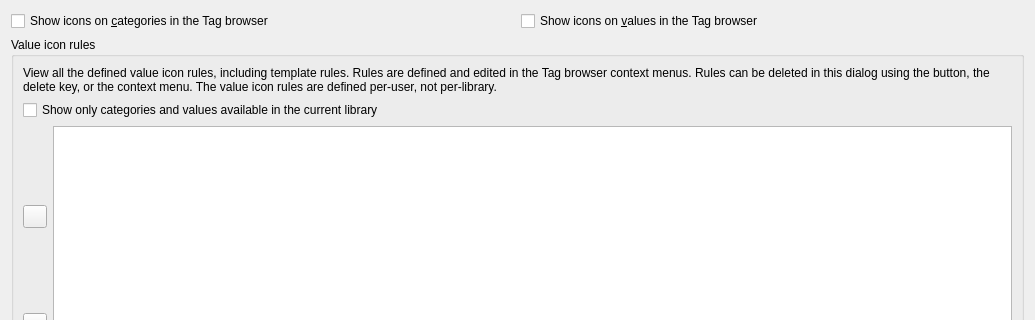
The window that src/calibre/gui2/preferences/look_feel_tabs/tb_icon_rules.ui (kovidgoyal/calibre) describes before a commit, drawn with Qt 5; both pictures show x 0 to 1035 and y 0 to 320 of the 1035 by 547 pixel window.
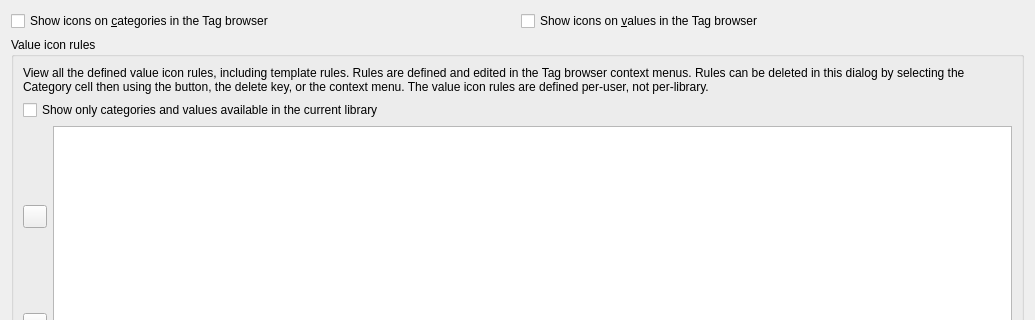
The same window after the commit. Icons and pictures are not drawn.

```diff
--- a/src/calibre/gui2/preferences/look_feel_tabs/tb_icon_rules.ui
+++ b/src/calibre/gui2/preferences/look_feel_tabs/tb_icon_rules.ui
@@ -43,8 +43,8 @@
         <property name="text">
          <string>&lt;p&gt;View all the defined value icon rules, including template rules.
 Rules are defined and edited in the Tag browser context menus. Rules can be deleted in
-this dialog using the button, the delete key, or the context menu. The value icon rules
-are defined per-user, not per-library.&lt;/p&gt;</string>
+this dialog by selecting the Category cell then using the button, the delete key,
+or the context menu. The value icon rules are defined per-user, not per-library.&lt;/p&gt;</string>
         </property>
         <property name="wordWrap">
          <bool>true</bool>
```
Left out of the diff: 6 changed lines with no effect on the pictures.
